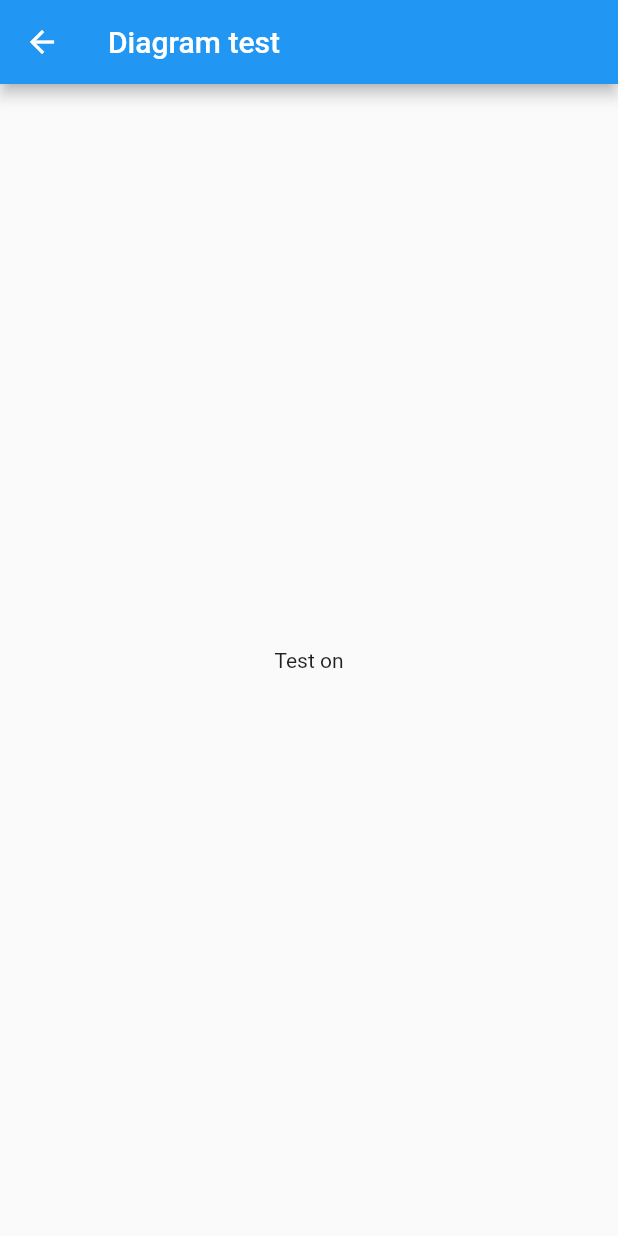
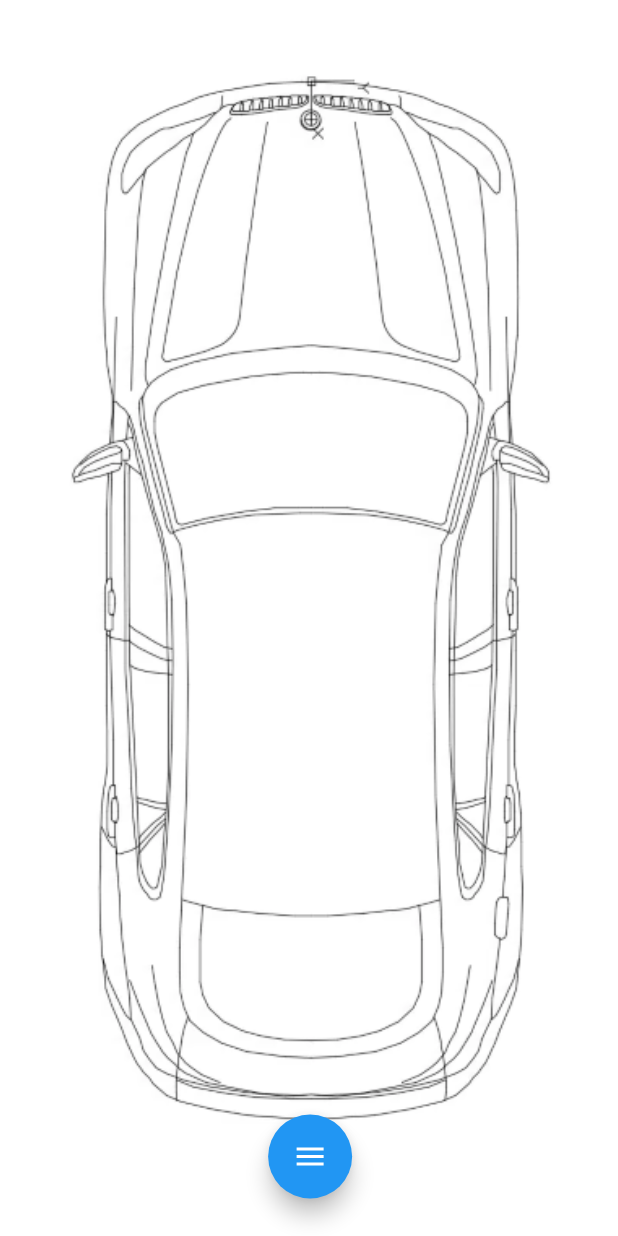
Before and after one commit to fpinheir0/carAudioDiagram, a Flutter app: the screen it shows after launch, after a tap on "Clique Aqui!", on a phone screen of 412 x 824 dp. Run offline on Flutter 3.47's test engine with Material 2 defaults, Android fonts, the phone set to English and light mode, and no system bars; our stand-ins replace avatar_glow.

```diff
--- /dev/null
+++ b/diagram/lib/delegates/fab_vertical_delegate.dart
@@ -0,0 +1,50 @@
+import 'dart:math';
+
+import 'package:flutter/material.dart';
+
+class FabArcDelegate extends FlowDelegate {
+  AnimationController animation;
+
+  FabArcDelegate({required this.animation}) : super(repaint: animation);
+
+  @override
+  void paintChildren(FlowPaintingContext context) {
+    const buttonSize = 65.0;
+    const buttonRadius = buttonSize / 2;
+    const buttonMargin = 5;
+
+    final positionX = (context.size.width - buttonRadius) / 2 + buttonMargin;
+    final positionY = context.size.height - buttonSize;
+
+    final count = context.childCount;
+    final lastIndex = count - 1;
+    double distance = 105;
+
+    if (count <= 4) {
+      distance = 90;
+    } else if (count > 5) {
+      distance = 120;
+    }
+
+    for (int i = lastIndex; i >= 0; i--) {
+      final radius = distance * animation.value;
+      final angle = (i - 1) * pi / (count - 2);
+
+      final x = i == 0 ? positionX : positionX - (radius * cos(angle));
+      final y = i == 0 ? positionY : positionY - (radius * sin(angle));
+      final size = (i != 0) ? animation.value : 1.0;
+
+      context.paintChild(
+        i,
+        transform: Matrix4.identity()
+          ..translate(x, y, 0)
+          ..translate(buttonRadius, buttonRadius)
+          ..scale(size)
+          ..translate(-buttonRadius, -buttonRadius),
+      );
+    }
+  }
+
+  @override
+  bool shouldRepaint(covariant FlowDelegate oldDelegate) => false;
+}
--- a/diagram/lib/pages/diagram.dart
+++ b/diagram/lib/pages/diagram.dart
@@ -1,14 +1,17 @@
+// import 'package:diagram/utils/fab_menu_button.dart';
+import 'package:diagram/utils/fab_menu_button.dart';
 import 'package:flutter/material.dart';
 
 class DiagramPage extends StatelessWidget {
   @override
   Widget build(BuildContext context) {
     return Scaffold(
-      appBar: AppBar(
-        title: Text('Diagram test'),
-      ),
-      body: Center(
-        child: Text('Test on'),
+      floatingActionButton: FabMenuButton(),
+      body: Image.asset(
+        "assets/images/car.png",
+        fit: BoxFit.cover,
+        width: double.infinity,
+        height: double.infinity,
       ),
     );
   }
--- a/diagram/lib/pages/first_page.dart
+++ b/diagram/lib/pages/first_page.dart
@@ -35,7 +35,7 @@ class _firstPageState extends State<firstPage>
     return MaterialApp(
       debugShowCheckedModeBanner: false,
       home: Scaffold(
-        backgroundColor: Color(0xFF8185E2),
+        backgroundColor: Color.fromARGB(255, 57, 57, 58),
         body: Center(
           child: Column(
             children: <Widget>[
@@ -47,15 +47,16 @@ class _firstPageState extends State<firstPage>
                 repeatPauseDuration: Duration(seconds: 2),
                 startDelay: Duration(seconds: 1),
                 child: Material(
-                    elevation: 8.0,
-                    shape: CircleBorder(),
-                    child: CircleAvatar(
-                      backgroundColor: Colors.grey[100],
-                      child: FlutterLogo(
-                        size: 50.0,
-                      ),
-                      radius: 50.0,
-                    )),
+                  elevation: 9.0,
+                  shape: CircleBorder(),
+                  child: CircleAvatar(
+                    backgroundColor: Colors.grey[100],
+                    child: FlutterLogo(
+                      size: 70.0,
+                    ),
+                    radius: 70.0,
+                  ),
+                ),
               ),
               DelayedAnimation(
                 child: Text(
@@ -68,9 +69,12 @@ class _firstPageState extends State<firstPage>
                 delay: delayedAmount + 1000,
                 direction: 'up',
               ),
+              SizedBox(
+                height: 40.0,
+              ),
               DelayedAnimation(
                 child: Text(
-                  "Eu sou WeLabs",
+                  "Quer um Diagrama?",
                   style: TextStyle(
                       fontWeight: FontWeight.bold,
                       fontSize: 35.0,
@@ -80,27 +84,30 @@ class _firstPageState extends State<firstPage>
                 direction: 'up',
               ),
               SizedBox(
-                height: 30.0,
+                height: 50.0,
               ),
               DelayedAnimation(
                 child: Text(
-                  "E vou te ajudar!",
-                  style: TextStyle(fontSize: 20.0, color: color),
-                ),
-                delay: delayedAmount + 3000,
-                direction: '',
-              ),
-              DelayedAnimation(
-                child: Text(
-                  "Crie seu Diagrama",
+                  "Bora criar..!",
                   style: TextStyle(fontSize: 20.0, color: color),
                 ),
                 delay: delayedAmount + 3000,
                 direction: 'up',
               ),
               SizedBox(
-                height: 100.0,
+                height: 80.0,
               ),
+              // DelayedAnimation(
+              //   child: Text(
+              //     "Bora criar..!",
+              //     style: TextStyle(fontSize: 20.0, color: color),
+              //   ),
+              //   delay: delayedAmount + 3000,
+              //   direction: 'up',
+              // ),
+              // SizedBox(
+              //   height: 100.0,
+              // ),
               DelayedAnimation(
                 child: GestureDetector(
                   child: Transform.scale(
@@ -108,11 +115,11 @@ class _firstPageState extends State<firstPage>
                     child: _animatedButtonUI,
                   ),
                 ),
-                delay: delayedAmount + 4000,
+                delay: delayedAmount + 5000,
                 direction: 'up',
               ),
               SizedBox(
-                height: 50.0,
+                height: 80.0,
               ),
             ],
           ),
@@ -125,9 +132,9 @@ class _firstPageState extends State<firstPage>
         child: Center(
           child: TextButton(
             style: TextButton.styleFrom(
-                backgroundColor: Color.fromARGB(255, 233, 227, 230),
+                backgroundColor: Colors.lightGreenAccent,
                 elevation: 25,
-                shadowColor: const Color.fromARGB(255, 58, 163, 62)),
+                shadowColor: Color.fromARGB(255, 173, 20, 173)),
             onPressed: () => Navigator.push(
               context,
               MaterialPageRoute(
@@ -137,7 +144,9 @@ class _firstPageState extends State<firstPage>
             child: Text(
               'Clique Aqui!',
               style: TextStyle(
-                  color: const Color.fromARGB(255, 41, 40, 40), fontSize: 10),
+                  // backgroundColor: Colors.greenAccent,
+                  color: const Color.fromARGB(255, 41, 40, 40),
+                  fontSize: 20),
             ),
           ),
         ),
--- /dev/null
+++ b/diagram/lib/utils/error_page.dart
@@ -0,0 +1,16 @@
+import 'package:flutter/material.dart';
+
+class ErrorPage extends StatelessWidget {
+  const ErrorPage({Key? key}) : super(key: key);
+
+  @override
+  Widget build(BuildContext context) {
+    return const Scaffold(
+      body: Center(
+        child: Text(
+          'Ocorreu um erro na inicialização. Feche o app e tente novamente',
+        ),
+      ),
+    );
+  }
+}
--- /dev/null
+++ b/diagram/lib/utils/fab_menu_button.dart
@@ -0,0 +1,67 @@
+import 'package:diagram/delegates/fab_vertical_delegate.dart';
+import 'package:flutter/material.dart';
+
+class FabMenuButton extends StatefulWidget {
+  FabMenuButton({Key? key}) : super(key: key);
+
+  @override
+  State<FabMenuButton> createState() => _FabMenuButtonState();
+}
+
+class _FabMenuButtonState extends State<FabMenuButton>
+    with SingleTickerProviderStateMixin {
+  final actionButtonColor = Colors.blue.shade400;
+  late AnimationController animation;
+  final menuIsOpen = ValueNotifier<bool>(false);
+
+  @override
+  void initState() {
+    super.initState();
+    animation = AnimationController(
+        vsync: this, duration: const Duration(milliseconds: 250));
+  }
+
+//quando esse controller não seja mais utilizado o flutter pode descartar ele
+  @override
+  void dispose() {
+    animation.dispose();
+    super.dispose();
+  }
+
+  toggleMenu() {
+    menuIsOpen.value ? animation.reverse() : animation.forward();
+    menuIsOpen.value = !menuIsOpen.value;
+  }
+
+  @override
+  Widget build(BuildContext context) {
+    return Flow(
+      clipBehavior: Clip.none,
+      delegate: FabArcDelegate(animation: animation),
+      children: [
+        FloatingActionButton(
+          child: AnimatedIcon(
+            icon: AnimatedIcons.menu_close,
+            progress: animation,
+          ),
+          onPressed: () => toggleMenu(),
+        ),
+        FloatingActionButton(
+          child: Icon(Icons.camera_alt_rounded),
+          onPressed: () {},
+          backgroundColor: actionButtonColor,
+        ),
+        FloatingActionButton(
+          child: Icon(Icons.display_settings_sharp),
+          onPressed: () {},
+          backgroundColor: actionButtonColor,
+        ),
+        FloatingActionButton(
+          child: Icon(Icons.import_export),
+          onPressed: () {},
+          backgroundColor: actionButtonColor,
+        )
+      ],
+    );
+  }
+}
--- /dev/null
+++ b/diagram/lib/utils/loading_page.dart
@@ -0,0 +1,14 @@
+import 'package:flutter/material.dart';
+
+class LoadingPage extends StatelessWidget {
+  const LoadingPage({Key? key}) : super(key: key);
+
+  @override
+  Widget build(BuildContext context) {
+    return Scaffold(
+      body: Center(
+        child: CircularProgressIndicator(),
+      ),
+    );
+  }
+}
```
Also changed, not shown: diagram/lib/pages/button_page.dart (added, +19 -0 lines), diagram/pubspec.yaml (+5 -3 lines), diagram/assets/images/car.png (added).
